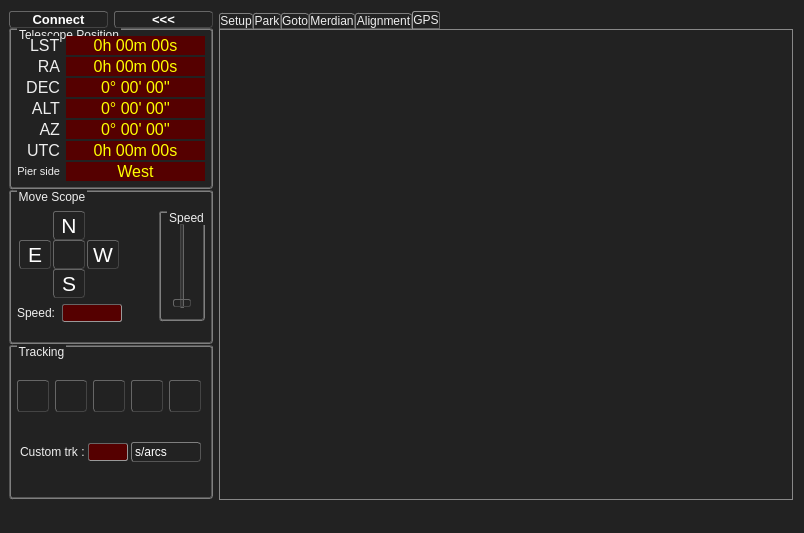
ZeSly/ZeGotoControlCenter, file ZeGotoControlCenter/zegotocontrolcenter.ui: the form before one commit.
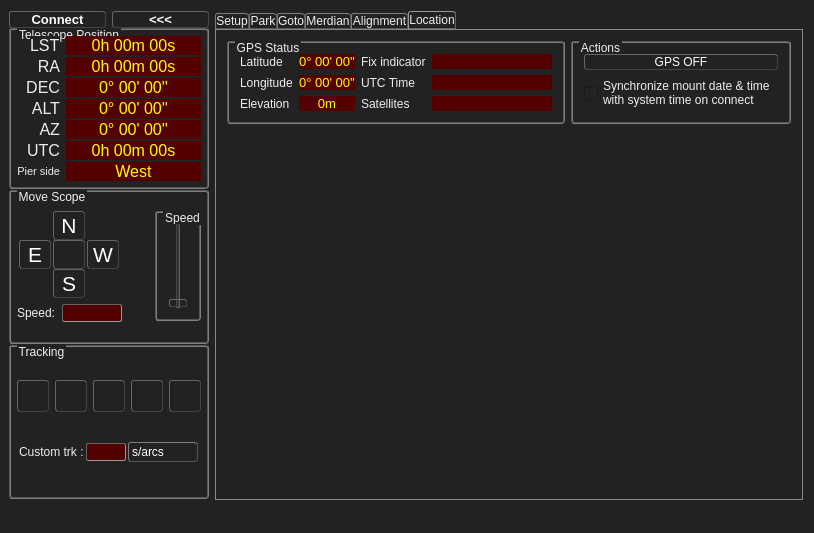
The form after the commit. The open tabs and pages were chosen to show the change. Icons and pictures are not drawn.

Commit message: Location tab, GPS status ui GPS ON/OFF button

```diff
--- a/ZeGotoControlCenter/zegotocontrolcenter.ui
+++ b/ZeGotoControlCenter/zegotocontrolcenter.ui
@@ -88,7 +88,7 @@
     color: #ccc;
 }*/
  
-QLabel#label_LSTValue, #label_RAValue, #label_DECValue, #label_ALTValue, #label_AZValue, #label_UTCValue, #label_PierSideValue
+QLabel#label_LSTValue, #label_RAValue, #label_DECValue, #label_ALTValue, #label_AZValue, #label_UTCValue, #label_PierSideValue, #label_GPS_Latitude_Value, #label_GPS_Longitude_Value, #label_GPS_Elevation_Value, #label_GPS_FixIndicator_Value, #label_GPS_UTC_Time_Value, #label_GPS_Satellites_Value
 {
     background-color: #500;
     color: #ff0;
@@ -2371,13 +2371,6 @@
              </item>
             </layout>
            </item>
-           <item row="2" column="0" colspan="2">
-            <widget class="QCheckBox" name="checkBox_SyncDateTime">
-             <property name="text">
-              <string>Synchronize mount date &amp;&amp; time with system time on connect</string>
-             </property>
-            </widget>
-           </item>
           </layout>
          </widget>
         </item>
@@ -2938,8 +2931,201 @@
       </widget>
       <widget class="QWidget" name="tabGPS">
        <attribute name="title">
-        <string>GPS</string>
+        <string>Location</string>
        </attribute>
+       <layout class="QFormLayout" name="formLayout_5">
+        <item row="0" column="0">
+         <widget class="QGroupBox" name="groupBox_GPSStatus">
+          <property name="title">
+           <string>GPS Status</string>
+          </property>
+          <layout class="QGridLayout" name="gridLayout_2">
+           <item row="0" column="0">
+            <widget class="QLabel" name="label_GPS_Latitude">
+             <property name="text">
+              <string>Latitude</string>
+             </property>
+            </widget>
+           </item>
+           <item row="3" column="0">
+            <widget class="QLabel" name="label_GPS_Elevation">
+             <property name="text">
+              <string>Elevation</string>
+             </property>
+            </widget>
+           </item>
+           <item row="2" column="0">
+            <widget class="QLabel" name="label_GPS_Longitude">
+             <property name="text">
+              <string>Longitude</string>
+             </property>
+            </widget>
+           </item>
+           <item row="2" column="1">
+            <widget class="QLabel" name="label_GPS_Longitude_Value">
+             <property name="font">
+              <font>
+               <pointsize>10</pointsize>
+              </font>
+             </property>
+             <property name="text">
+              <string>0° 00' 00''</string>
+             </property>
+             <property name="alignment">
+              <set>Qt::AlignCenter</set>
+             </property>
+             <property name="margin">
+              <number>1</number>
+             </property>
+            </widget>
+           </item>
+           <item row="2" column="2">
+            <widget class="QLabel" name="label_GPS_UTC_Time">
+             <property name="text">
+              <string>UTC Time</string>
+             </property>
+            </widget>
+           </item>
+           <item row="3" column="1">
+            <widget class="QLabel" name="label_GPS_Elevation_Value">
+             <property name="font">
+              <font>
+               <pointsize>10</pointsize>
+              </font>
+             </property>
+             <property name="text">
+              <string>0m</string>
+             </property>
+             <property name="alignment">
+              <set>Qt::AlignCenter</set>
+             </property>
+             <property name="margin">
+              <number>1</number>
+             </property>
+            </widget>
+           </item>
+           <item row="3" column="2">
+            <widget class="QLabel" name="label_GPS_Satellites">
+             <property name="text">
+              <string>Satellites</string>
+             </property>
+            </widget>
+           </item>
+           <item row="0" column="2">
+            <widget class="QLabel" name="label_GPS_FixIndicator">
+             <property name="text">
+              <string>Fix indicator</string>
+             </property>
+            </widget>
+           </item>
+           <item row="0" column="1">
+            <widget class="QLabel" name="label_GPS_Latitude_Value">
+             <property name="font">
+              <font>
+               <pointsize>10</pointsize>
+              </font>
+             </property>
+             <property name="text">
+              <string>0° 00' 00''</string>
+             </property>
+             <property name="alignment">
+              <set>Qt::AlignCenter</set>
+             </property>
+             <property name="margin">
+              <number>1</number>
+             </property>
+            </widget>
+           </item>
+           <item row="0" column="3">
+            <widget class="QLabel" name="label_GPS_FixIndicator_Value">
+             <property name="sizePolicy">
+              <sizepolicy hsizetype="Fixed" vsizetype="Preferred">
+               <horstretch>0</horstretch>
+               <verstretch>0</verstretch>
+              </sizepolicy>
+             </property>
+             <property name="minimumSize">
+              <size>
+               <width>120</width>
+               <height>0</height>
+              </size>
+             </property>
+             <property name="maximumSize">
+              <size>
+               <width>120</width>
+               <height>16777215</height>
+              </size>
+             </property>
+             <property name="font">
+              <font>
+               <pointsize>8</pointsize>
+              </font>
+             </property>
+             <property name="text">
+              <string/>
+             </property>
+             <property name="alignment">
+              <set>Qt::AlignCenter</set>
+             </property>
+             <property name="margin">
+              <number>1</number>
+             </property>
+            </widget>
+           </item>
+           <item row="2" column="3">
+            <widget class="QLabel" name="label_GPS_UTC_Time_Value">
+             <property name="text">
+              <string/>
+             </property>
+             <property name="alignment">
+              <set>Qt::AlignCenter</set>
+             </property>
+            </widget>
+           </item>
+           <item row="3" column="3">
+            <widget class="QLabel" name="label_GPS_Satellites_Value">
+             <property name="text">
+              <string/>
+             </property>
+             <property name="alignment">
+              <set>Qt::AlignCenter</set>
+             </property>
+            </widget>
+           </item>
+          </layout>
+         </widget>
+        </item>
+        <item row="0" column="1">
+         <widget class="QGroupBox" name="groupBox_GPS_Actions">
+          <property name="title">
+           <string>Actions</string>
+          </property>
+          <layout class="QVBoxLayout" name="verticalLayout_13">
+           <item>
+            <widget class="QPushButton" name="pushButton_GPS_OnOff">
+             <property name="text">
+              <string>GPS OFF</string>
+             </property>
+             <property name="checkable">
+              <bool>true</bool>
+             </property>
+             <property name="checked">
+              <bool>true</bool>
+             </property>
+            </widget>
+           </item>
+           <item>
+            <widget class="QCheckBox" name="checkBox_SyncDateTime">
+             <property name="text">
+              <string>Synchronize mount date &amp;&amp; time
+with system time on connect</string>
+             </property>
+            </widget>
+           </item>
+          </layout>
+         </widget>
+        </item>
+       </layout>
       </widget>
      </widget>
     </item>
```
Left out of the diff: 4 changed lines with no effect on the pictures. The commit also changes 5 other files.
